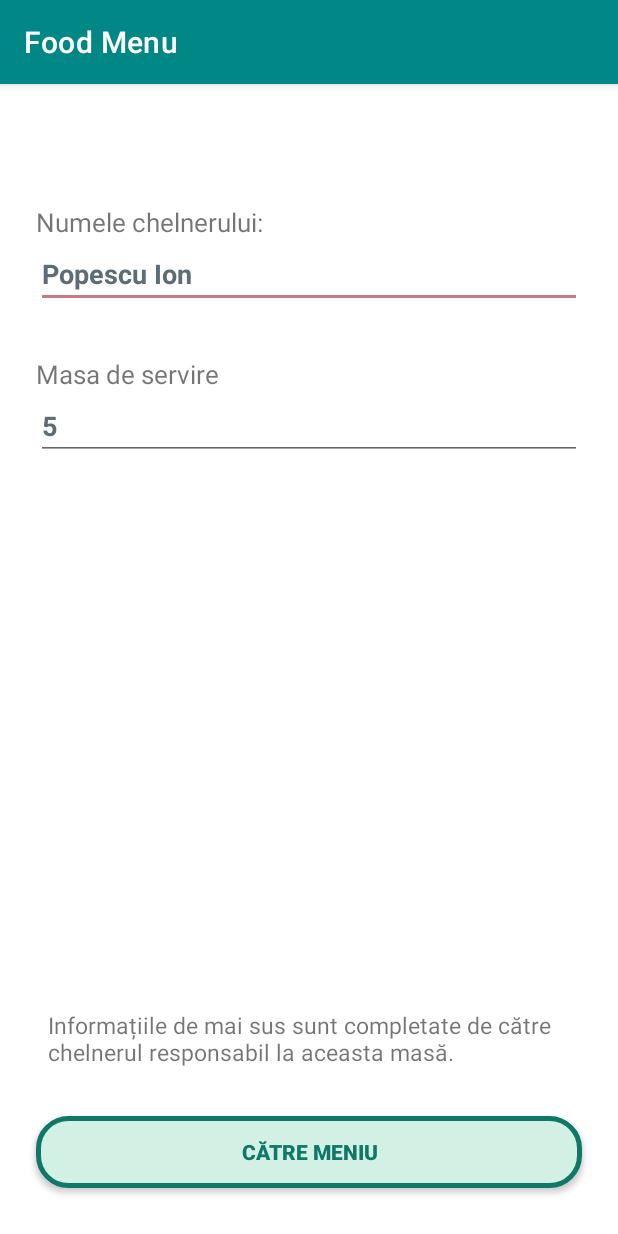
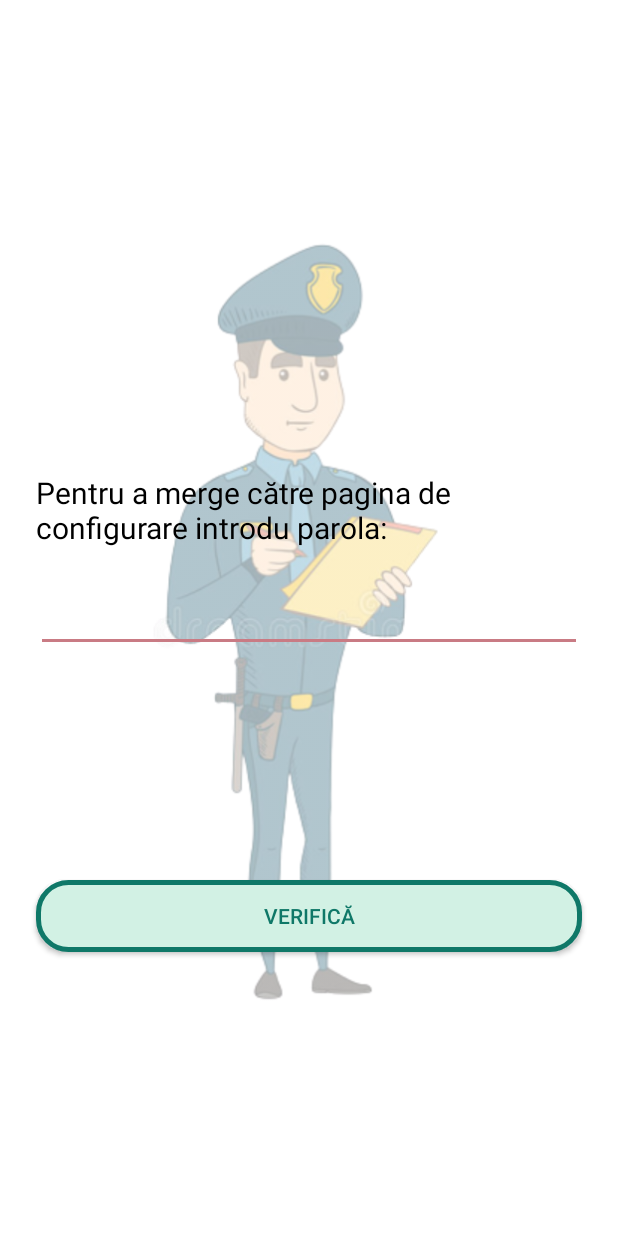
Before and after one commit to denispetriceanu/FoodMenu_v2-Android, an Android app: the MainActivity screen opened directly, with no data from a screen before it, after a tap on an icon or button, on a phone screen of 412 x 824 dp. Run offline under Robolectric (Android 15) with nearby library versions, the phone set to English and light mode, and no system bars; our stand-ins replace Firebase (no records; nobody signed in at launch, a user with empty details on screens opened directly), navigation-ui; libraries missing offline, so code that uses them is left out: com.pranavpandey.android; 1 statement that could not run was skipped.

```diff
--- /dev/null
+++ b/app/src/main/java/com/example/foodmenu_v2/CheckSecurity.java
@@ -0,0 +1,91 @@
+package com.example.foodmenu_v2;
+
+import android.content.Intent;
+import android.os.Bundle;
+
+import com.example.foodmenu_v2.Models.Product;
+import com.google.android.material.snackbar.Snackbar;
+
+import androidx.annotation.NonNull;
+import androidx.appcompat.app.AppCompatActivity;
+
+import android.view.View;
+import android.widget.Button;
+import android.widget.EditText;
+import android.widget.Toast;
+
+import androidx.navigation.NavController;
+import androidx.navigation.Navigation;
+import androidx.navigation.ui.AppBarConfiguration;
+import androidx.navigation.ui.NavigationUI;
+import androidx.recyclerview.widget.LinearLayoutManager;
+import androidx.recyclerview.widget.RecyclerView;
+
+import com.example.foodmenu_v2.databinding.ActivityCheckSecurityBinding;
+import com.google.android.material.textfield.TextInputEditText;
+import com.google.firebase.database.DataSnapshot;
+import com.google.firebase.database.DatabaseError;
+import com.google.firebase.database.DatabaseReference;
+import com.google.firebase.database.FirebaseDatabase;
+import com.google.firebase.database.Query;
+import com.google.firebase.database.ValueEventListener;
+
+import java.util.HashMap;
+import java.util.Objects;
+
+public class CheckSecurity extends AppCompatActivity {
+
+    private AppBarConfiguration appBarConfiguration;
+    private ActivityCheckSecurityBinding binding;
+
+    EditText pass;
+    Button checkBtn;
+    String dbPass;
+
+    @Override
+    protected void onCreate(Bundle savedInstanceState) {
+        super.onCreate(savedInstanceState);
+        setContentView(R.layout.activity_check_security);
+
+        pass = (EditText) findViewById(R.id.editTextTextPassword);
+        checkBtn = (Button) findViewById(R.id.button);
+
+        // Get reference to DB Firebase
+        DatabaseReference databaseRef = FirebaseDatabase
+                .getInstance("https://foodmenu-v2-default-rtdb.europe-west1.firebasedatabase.app")
+                .getReference("TempPass");
+        // Add a listener to get info from DB
+        databaseRef.addValueEventListener(new ValueEventListener() {
+            @Override
+            public void onDataChange(@NonNull DataSnapshot dataSnapshot) {
+                HashMap<String, String> map = (HashMap<String, String>) dataSnapshot.getValue();
+                assert map != null;
+                dbPass = String.valueOf(map.get("password"));
+            }
+            @Override
+            public void onCancelled(@NonNull DatabaseError databaseError) {
+                Toast.makeText(getApplicationContext(), ":( Error: " + databaseError.getMessage(), Toast.LENGTH_SHORT).show();
+            }
+        });
+
+
+        checkBtn.setOnClickListener(new View.OnClickListener() {
+            @Override
+            public void onClick(View view) {
+                System.out.println(dbPass);
+                System.out.println(!pass.getText().toString().equals(dbPass));
+                if(pass.getText().toString().length() < 3)
+                    Toast.makeText(getApplicationContext(), "Parola este prea scurtă!" + pass.getText().toString().length(), Toast.LENGTH_SHORT).show();
+                else
+                    if(!pass.getText().toString().equals(dbPass))
+                        Toast.makeText(getApplicationContext(), "Parola este gresita!", Toast.LENGTH_SHORT).show();
+                    else{
+                        Intent i = new Intent(getApplicationContext(), Start_Activity.class);
+                        startActivity(i);
+                    }
+            }
+        });
+    }
+
+
+}
--- a/app/src/main/java/com/example/foodmenu_v2/ui/drinks/DrinksFragment.java
+++ b/app/src/main/java/com/example/foodmenu_v2/ui/drinks/DrinksFragment.java
@@ -46,12 +46,8 @@ public class DrinksFragment extends Fragment {
             @Override
             public void onClick(View view) {
                 MainActivity.NavigateToFinishCommand(root.getContext());
-
             }
         });
-
-
-
 
         return root;
     }
--- /dev/null
+++ b/app/src/main/res/layout/activity_check_security.xml
@@ -0,0 +1,64 @@
+<?xml version="1.0" encoding="utf-8"?>
+<androidx.constraintlayout.widget.ConstraintLayout xmlns:android="http://schemas.android.com/apk/res/android"
+    xmlns:app="http://schemas.android.com/apk/res-auto"
+    xmlns:tools="http://schemas.android.com/tools"
+    android:layout_width="match_parent"
+    android:layout_height="match_parent"
+    android:id="@+id/checkSecurityActivity"
+    tools:context=".CheckSecurity">
+
+
+    <ImageView
+        android:id="@+id/imageView"
+        android:layout_width="wrap_content"
+        android:layout_height="wrap_content"
+        app:layout_constraintBottom_toBottomOf="parent"
+        app:layout_constraintEnd_toEndOf="parent"
+        app:layout_constraintStart_toStartOf="parent"
+        app:layout_constraintTop_toTopOf="parent"
+        android:alpha="0.5"
+        app:srcCompat="@drawable/security_man" />
+
+    <EditText
+        android:id="@+id/editTextTextPassword"
+        android:layout_width="0dp"
+        android:layout_height="wrap_content"
+        android:layout_marginStart="24dp"
+        android:layout_marginEnd="24dp"
+        android:ems="10"
+        android:inputType="textPassword"
+        app:layout_constraintBottom_toBottomOf="parent"
+        app:layout_constraintEnd_toEndOf="parent"
+        app:layout_constraintStart_toStartOf="parent"
+        app:layout_constraintTop_toTopOf="parent" />
+
+    <TextView
+        android:id="@+id/textView8"
+        android:layout_width="0dp"
+        android:layout_height="wrap_content"
+        android:layout_marginStart="24dp"
+        android:layout_marginEnd="24dp"
+        android:layout_marginBottom="24dp"
+        android:text="Pentru a merge către pagina de configurare introdu parola:"
+        android:textSize="20sp"
+        android:textColor="@color/black"
+        app:layout_constraintBottom_toTopOf="@+id/editTextTextPassword"
+        app:layout_constraintEnd_toEndOf="parent"
+        app:layout_constraintStart_toStartOf="parent" />
+
+    <androidx.appcompat.widget.AppCompatButton
+        android:id="@+id/button"
+        android:layout_width="0dp"
+        android:layout_height="wrap_content"
+        android:layout_marginStart="24dp"
+        android:layout_marginTop="152dp"
+        android:layout_marginEnd="24dp"
+        android:background="@drawable/primary_button"
+        android:text="Verifică"
+        android:textColor="@color/custom_green"
+        app:layout_constraintEnd_toEndOf="parent"
+        app:layout_constraintHorizontal_bias="0.0"
+        app:layout_constraintStart_toStartOf="parent"
+        app:layout_constraintTop_toBottomOf="@+id/editTextTextPassword" />
+
+</androidx.constraintlayout.widget.ConstraintLayout>
--- /dev/null
+++ b/app/src/main/res/values-land/dimens.xml
@@ -0,0 +1,3 @@
+<resources>
+    <dimen name="fab_margin">48dp</dimen>
+</resources>
--- /dev/null
+++ b/app/src/main/res/values-w1240dp/dimens.xml
@@ -0,0 +1,3 @@
+<resources>
+    <dimen name="fab_margin">200dp</dimen>
+</resources>
--- /dev/null
+++ b/app/src/main/res/values-w600dp/dimens.xml
@@ -0,0 +1,3 @@
+<resources>
+    <dimen name="fab_margin">48dp</dimen>
+</resources>
--- a/app/src/main/res/values/dimens.xml
+++ b/app/src/main/res/values/dimens.xml
@@ -2,4 +2,5 @@
     <!-- Default screen margins, per the Android Design guidelines. -->
     <dimen name="activity_horizontal_margin">16dp</dimen>
     <dimen name="activity_vertical_margin">16dp</dimen>
+    <dimen name="fab_margin">16dp</dimen>
 </resources>
--- a/app/src/main/res/values/themes.xml
+++ b/app/src/main/res/values/themes.xml
@@ -12,4 +12,13 @@
         <item name="android:statusBarColor">?attr/colorPrimaryVariant</item>
         <!-- Customize your theme here. -->
     </style>
+
+    <style name="Theme.FoodMenu_v2.NoActionBar">
+        <item name="windowActionBar">false</item>
+        <item name="windowNoTitle">true</item>
+    </style>
+
+    <style name="Theme.FoodMenu_v2.AppBarOverlay" parent="ThemeOverlay.AppCompat.Dark.ActionBar" />
+
+    <style name="Theme.FoodMenu_v2.PopupOverlay" parent="ThemeOverlay.AppCompat.Light" />
 </resources>
```
Also changed, not shown: app/src/main/AndroidManifest.xml (+6 -1 lines), app/src/main/java/com/example/foodmenu_v2/MainActivity.java (+28 -3 lines), app/src/main/java/com/example/foodmenu_v2/ResumeOfOrder.java (+20 -3 lines), app/src/main/java/com/example/foodmenu_v2/Start_Activity.java (+16 -0 lines), app/src/main/res/navigation/nav_graph.xml (added, +28 -0 lines), app/src/main/res/values/strings.xml (+9 -0 lines), app/src/main/res/drawable/security_man.png (added).
